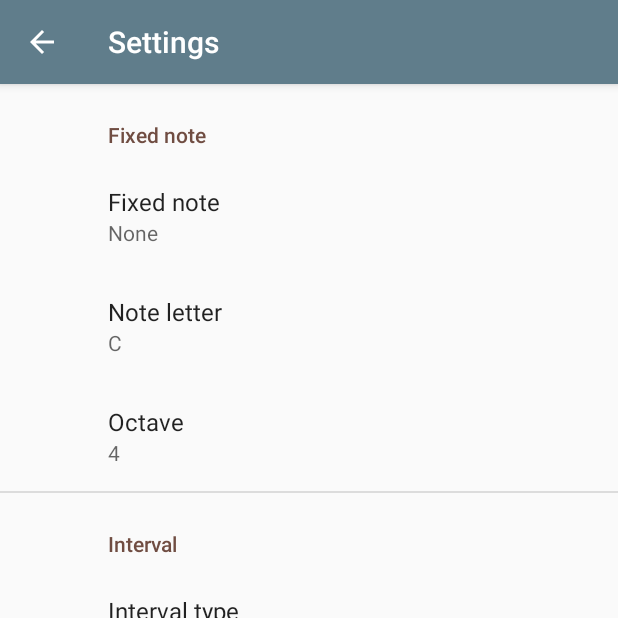
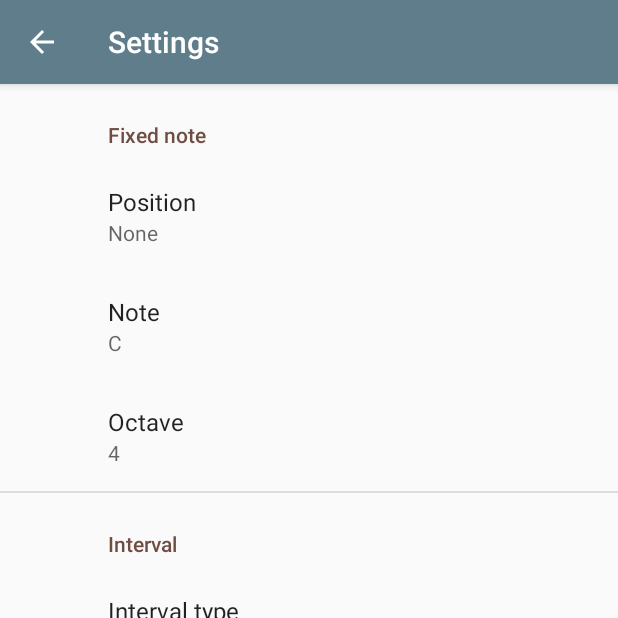
Before and after one commit to lettertea/simple-intervals-of-music, an Android app: the screen it shows after launch (SettingsActivity), in the options menu, after a tap on "Settings", on a phone screen of 412 x 824 dp, the top half of it. Run offline under Robolectric (Android 15) with nearby library versions, the phone set to English and light mode, and no system bars; our stand-ins replace androidx.preference; 6 statements that could not run were skipped.

Commit message:
Change preference names for fixed note

```diff
--- a/app/src/main/java/com/nashkenazy/intervals/MainActivity.java
+++ b/app/src/main/java/com/nashkenazy/intervals/MainActivity.java
@@ -109,7 +109,7 @@ public class MainActivity extends AppCompatActivity implements OnIntervalClick {
 		Button nextIntervalBtn = findViewById(R.id.button_next_interval);
 
 		final int octaveSetting = Integer.parseInt(sharedPref.getString(SettingsActivity.KEY_PREF_OCTAVE, "4"));
-		final int lowerNoteSetting = Integer.parseInt(sharedPref.getString(SettingsActivity.KEY_PREF_NOTE_LETTAR, "4"));
+		final int lowerNoteSetting = Integer.parseInt(sharedPref.getString(SettingsActivity.KEY_PREF_NOTE, "4"));
 
 
 		nextIntervalBtn.setOnClickListener(v -> {
--- a/app/src/main/java/com/nashkenazy/intervals/SettingsActivity.java
+++ b/app/src/main/java/com/nashkenazy/intervals/SettingsActivity.java
@@ -7,8 +7,8 @@ import android.os.Bundle;
 import android.util.Log;
 
 public class SettingsActivity extends AppCompatActivity {
-	public static final String KEY_PREF_FIXED_NOTE = "fixed_note";
-	public static final String KEY_PREF_NOTE_LETTAR = "note_lettar";
+	public static final String KEY_PREF_POSITION = "position";
+	public static final String KEY_PREF_NOTE = "note";
 	public static final String KEY_PREF_OCTAVE = "octave";
 	public static final String KEY_PREF_INCLUDED_INTERVALS = "included_intervals";
 	public static final String KEY_PREF_INTERVAL_TYPE = "interval_type";
@@ -18,6 +18,8 @@ public class SettingsActivity extends AppCompatActivity {
 	protected void onCreate(Bundle savedInstanceState) {
 		super.onCreate(savedInstanceState);
 		getSupportFragmentManager().beginTransaction().replace(android.R.id.content, new SettingsFragment()).commit();
+
+
 	}
 
 
--- a/app/src/main/res/values/arrays.xml
+++ b/app/src/main/res/values/arrays.xml
@@ -1,13 +1,13 @@
 <?xml version="1.0" encoding="utf-8"?>
 <resources>
-    <string-array name="fixed_notes">
+    <string-array name="positions">
         <item>None</item>
         <item>Upper</item>
         <item>Lower</item>
     </string-array>
 
 
-    <string-array name="note_lettars">
+    <string-array name="notes">
         <item>Random</item>
         <item>C</item>
         <item>C#</item>
@@ -24,7 +24,7 @@
         <item>B</item>
     </string-array>
 
-    <string-array name="note_lettars_values">
+    <string-array name="notes_values">
         <item>-1</item>
         <item>4</item>
         <item>5</item>
--- a/app/src/main/res/xml/preferences.xml
+++ b/app/src/main/res/xml/preferences.xml
@@ -4,19 +4,19 @@
         <androidx.preference.ListPreference
             android:summary="%s"
             android:defaultValue="None"
-            android:entries="@array/fixed_notes"
-            android:entryValues="@array/fixed_notes"
-            android:key="fixed_note"
-            android:title="Fixed note" />
+            android:entries="@array/positions"
+            android:entryValues="@array/positions"
+            android:key="position"
+            android:title="Position" />
 
 
     <androidx.preference.ListPreference
         android:summary="%s"
         android:defaultValue="4"
-        android:entries="@array/note_lettars"
-        android:entryValues="@array/note_lettars_values"
-        android:key="note_lettar"
-        android:title="Note letter" />
+        android:entries="@array/notes"
+        android:entryValues="@array/notes_values"
+        android:key="note"
+        android:title="Note" />
 
     <androidx.preference.ListPreference
         android:summary="%s"
```
